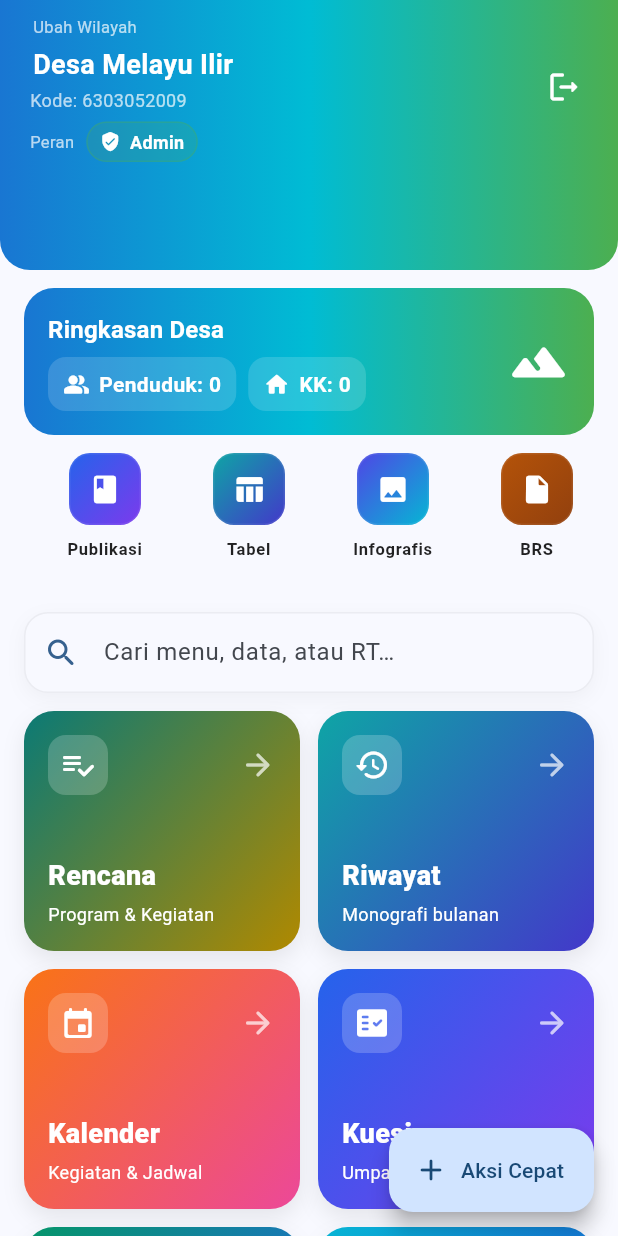
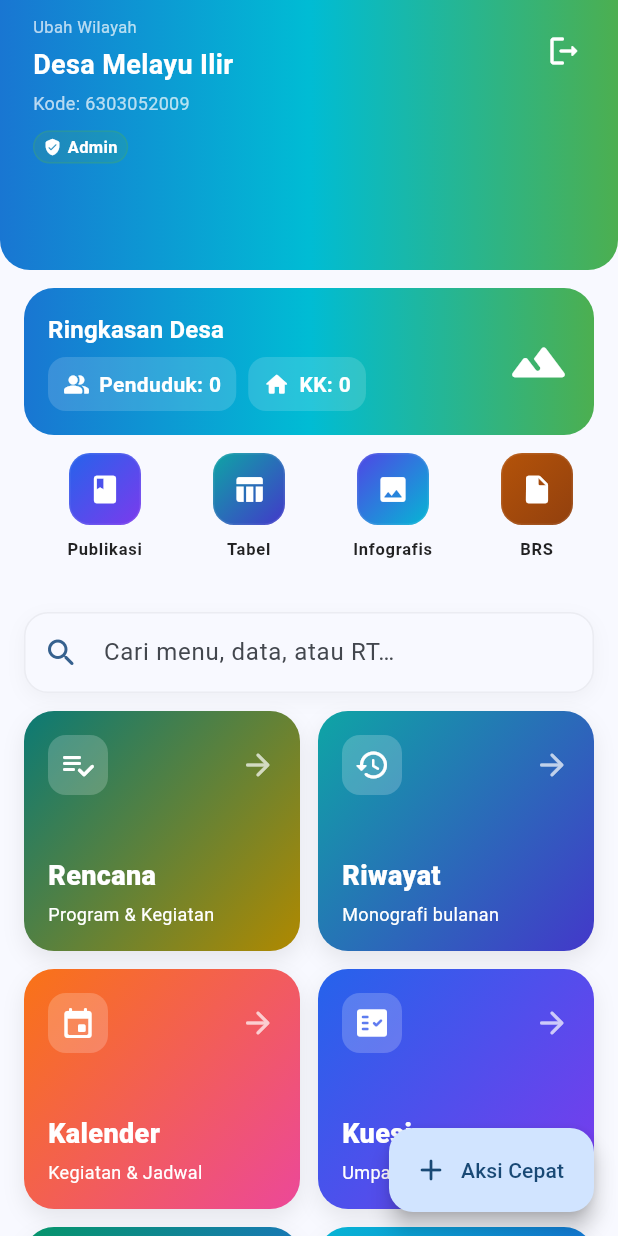
Before and after one commit to itsmondayalready/magang_pemula, a Flutter app: the screen it shows once a user with an empty profile is signed in, on a phone screen of 412 x 824 dp. Run offline on Flutter 3.47's test engine with Material 3 defaults, Android fonts, the light colour scheme and no system bars; our stand-ins replace firebase_auth, firebase_core; accounts and stored records are empty; network calls fail.

Commit message:
UI: role badge compact and aligned; header logout top-aligned; login flow improvements

```diff
--- a/lib/screens/login_screen.dart
+++ b/lib/screens/login_screen.dart
@@ -390,7 +390,7 @@ class _LoginScreenState extends State<LoginScreen> {
                     height: 44,
                     child: OutlinedButton.icon(
                       onPressed: _isLoading ? null : _signInGuest,
-                      icon: const Icon(Icons.visibility_rounded),
+                      icon: const Icon(Icons.person_2),
                       label: const Text('Masuk sebagai Guest'),
                       style: OutlinedButton.styleFrom(
                         foregroundColor: Colors.black87,
--- a/lib/screens/main_menu.dart
+++ b/lib/screens/main_menu.dart
@@ -2,7 +2,7 @@ import 'package:flutter/material.dart';
 import 'package:provider/provider.dart';
 import '../services/auth_service.dart';
 
-// Main menu screen untuk aplikasi Desa — versi yang dirapikan
+// Main menu screen untuk aplikasi Desa — versi yang rapi
 class MainMenuPage extends StatefulWidget {
   const MainMenuPage({
     super.key,
@@ -315,7 +315,7 @@ class _HeaderContentState extends State<_HeaderContent>
           crossAxisAlignment: CrossAxisAlignment.start,
           children: [
             Row(
-              crossAxisAlignment: CrossAxisAlignment.center,
+              crossAxisAlignment: CrossAxisAlignment.start,
               children: [
                 Expanded(
                   child: Padding(
@@ -366,28 +366,30 @@ class _HeaderContentState extends State<_HeaderContent>
                             ),
                           ),
                         ),
-                        Text(
+                        // Tampilkan 'Kode' sebagai baris tersendiri
+                        Padding(
+                          padding: const EdgeInsets.symmetric(
+                            vertical: 2,
+                            horizontal: 2,
+                          ),
+                          child: Text(
                             'Kode: ${widget.kodeWilayah}',
                             style: const TextStyle(
                               color: Colors.white70,
                               fontSize: 12,
                             ),
                           ),
+                        ),
                         const SizedBox(height: 6),
+                        // Role badge di bawahnya, dengan padding kiri sama seperti teks di atas
                         FadeTransition(
                           opacity: _fade,
-                          child: Row(
-                            children: [
-                              const Text(
-                                'Peran',
-                                style: TextStyle(
-                                  color: Colors.white70,
-                                  fontSize: 11,
+                          child: Padding(
+                            padding: const EdgeInsets.symmetric(
+                              vertical: 2,
+                              horizontal: 2,
                             ),
-                              ),
-                              const SizedBox(width: 8),
-                              _RoleBadge(),
-                            ],
+                            child: _RoleBadge(),
                           ),
                         ),
                       ],
@@ -395,12 +397,15 @@ class _HeaderContentState extends State<_HeaderContent>
                   ),
                 ),
                 const SizedBox(width: 8),
-                IconButton(
+                Padding(
+                  padding: const EdgeInsets.only(top: 2),
+                  child: IconButton(
                     tooltip: 'Logout',
                     icon: const Icon(Icons.logout_rounded, color: Colors.white),
                     onPressed: widget.onLogout,
                     padding: const EdgeInsets.all(8),
                     constraints: const BoxConstraints(),
+                  ),
                 ),
               ],
             ),
@@ -698,32 +703,33 @@ class _RoleBadge extends StatelessWidget {
     final isAdmin = !(isGuest); // treat non-guest as admin for now
     final baseColor = isAdmin ? Colors.green : Colors.grey;
     final bgColor = isAdmin
-        ? baseColor.withValues(alpha: 0.18)
-        : baseColor.withValues(alpha: 0.10);
-    final borderColor = baseColor.withValues(alpha: 0.28);
+        ? baseColor.withValues(alpha: 0.16)
+        : baseColor.withValues(alpha: 0.08);
+    final borderColor = baseColor.withValues(alpha: 0.24);
     final contentColor = isAdmin ? Colors.white : baseColor;
 
     return Container(
-      padding: const EdgeInsets.symmetric(horizontal: 8, vertical: 4),
+      padding: const EdgeInsets.symmetric(horizontal: 6, vertical: 2),
       decoration: BoxDecoration(
         color: bgColor,
         borderRadius: BorderRadius.circular(999),
         border: Border.all(color: borderColor),
       ),
         child: Row(
+          mainAxisSize: MainAxisSize.min,
         children: [
           Icon(
-            isAdmin ? Icons.verified_user_rounded : Icons.visibility_rounded,
+            isAdmin ? Icons.verified_user_rounded : Icons.person,
             color: contentColor,
-            size: 14,
+            size: 12,
           ),
-          const SizedBox(width: 6),
+          const SizedBox(width: 4),
           Text(
             isGuest ? 'Guest' : 'Admin',
             style: TextStyle(
               color: contentColor,
               fontWeight: FontWeight.w600,
-              fontSize: 12,
+              fontSize: 11,
             ),
           ),
         ],
```
Lines whose indentation alone changed are shown as unchanged.
